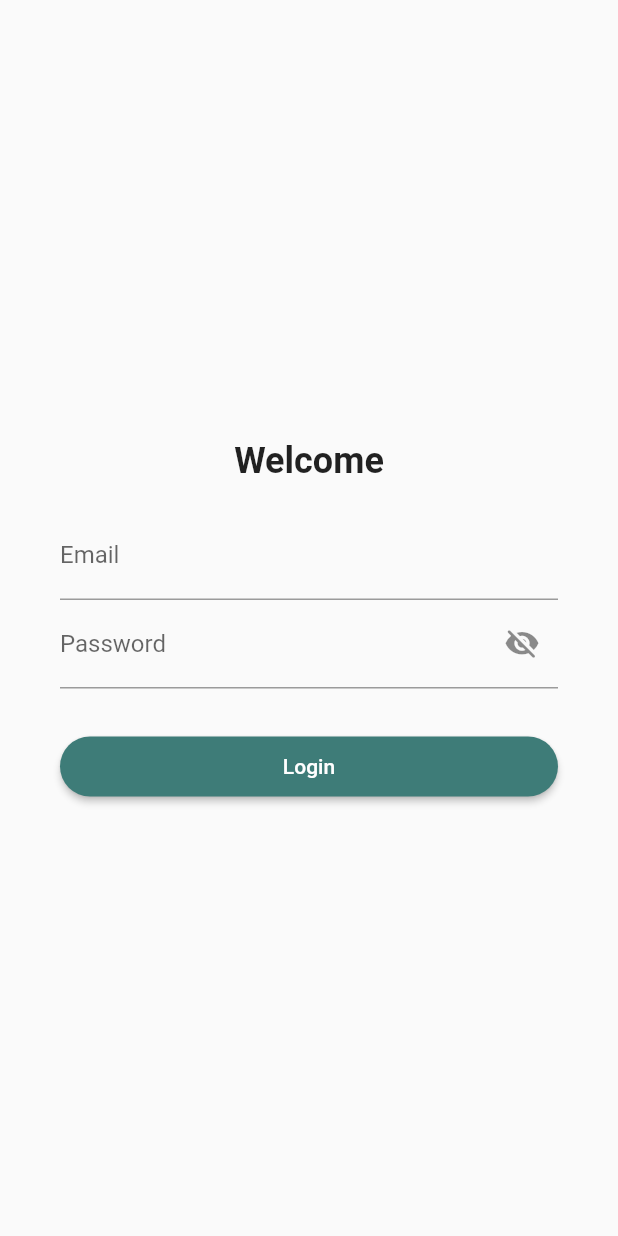
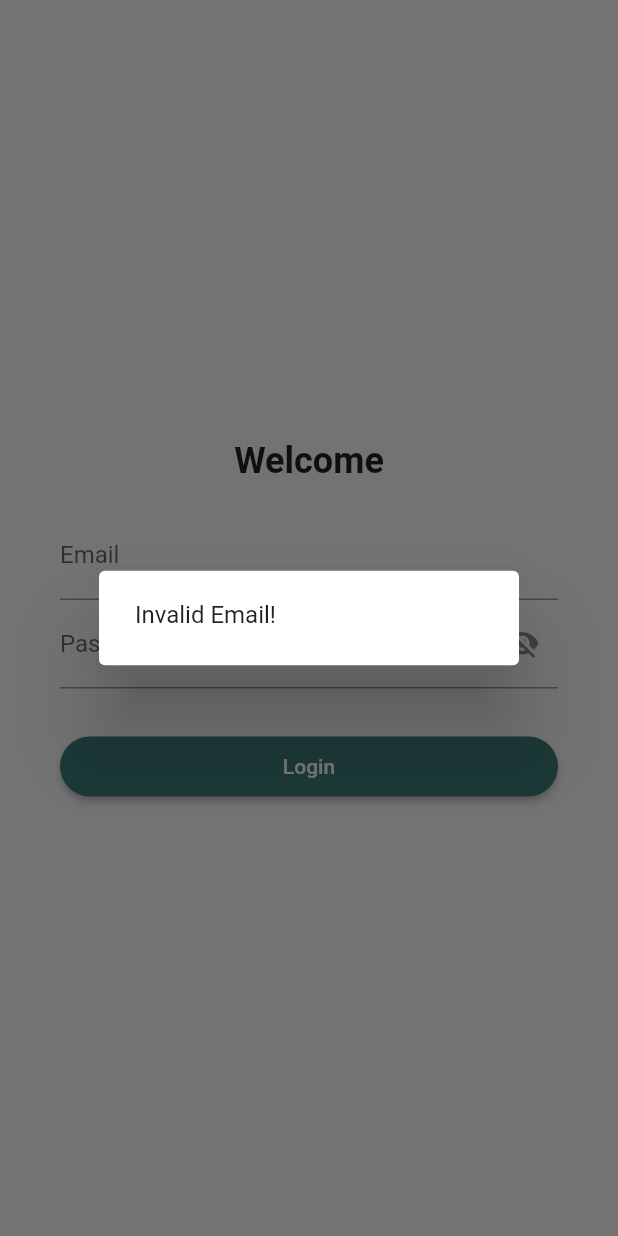
Before and after one commit to Alastier07/personal_finance_tracker, a Flutter app: the screen it shows after launch, after a tap on "Login", on a phone screen of 412 x 824 dp. Run offline on Flutter 3.47's test engine with Material 3 defaults, Android fonts, the phone set to English and light mode, and no system bars; our stand-ins replace equatable, firebase_auth, firebase_core, fl_chart, flutter_bloc; accounts and stored records are empty.

Commit message:
feature: login and logout

```diff
--- a/lib/app_navigator.dart
+++ b/lib/app_navigator.dart
@@ -11,26 +11,22 @@ class AppNavigator extends StatelessWidget {
 
   @override
   Widget build(BuildContext context) {
-    return BlocListener<AuthBloc, AuthState>(
-      listener: (context, state) {
-        if (state is Authenticated) {
-          Navigator.of(context).pushNamedAndRemoveUntil(
-            HomeScreen.routeName,
-            (route) => false,
+    return BlocBuilder<AuthBloc, AuthState>(
+      builder: (context, state) {
+        if (state is AuthInitial) {
+          return const Scaffold(
+            body: Center(
+              child: CircularProgressIndicator(),
+            ),
           );
+        } else if (state is Authenticated) {
+          return const HomeScreen();
         } else if (state is Unauthenticated) {
-          Navigator.of(context).pushNamedAndRemoveUntil(
-            LoginScreen.routeName,
-            (route) => false,
-          );
+          return const LoginScreen();
         }
+
+        return Container();
       },
-      // Splash Screen
-      child: const Scaffold(
-        body: Center(
-          child: CircularProgressIndicator(),
-        ),
-      ),
     );
   }
 }
--- a/lib/blocs/auth/auth_bloc.dart
+++ b/lib/blocs/auth/auth_bloc.dart
@@ -18,6 +18,10 @@ class AuthBloc extends Bloc<AuthEvent, AuthState> {
       }
     });
 
+    on<LoggedIn>((event, emit) async {
+      emit(Authenticated());
+    });
+
     on<LoggedOut>((event, emit) async {
       await authRepository.logout();
       emit(Unauthenticated());
--- a/lib/blocs/auth/auth_event.dart
+++ b/lib/blocs/auth/auth_event.dart
@@ -2,4 +2,6 @@ abstract class AuthEvent {}
 
 class AppStarted extends AuthEvent {}
 
+class LoggedIn extends AuthEvent {}
+
 class LoggedOut extends AuthEvent {}
--- /dev/null
+++ b/lib/blocs/login/login_bloc.dart
@@ -0,0 +1,48 @@
+import 'package:flutter_bloc/flutter_bloc.dart';
+
+import '../../data/repository/auth_repository.dart';
+import 'login_event.dart';
+import 'login_state.dart';
+
+class LoginBloc extends Bloc<LoginEvent, LoginState> {
+  final AuthRepository authRepository;
+
+  LoginBloc({
+    required this.authRepository,
+  }) : super(LoginInitial()) {
+    on<LoginWithEmailPassword>(
+      (event, emit) async {
+        if (!event.isValidEmail) {
+          emit(
+            LoginFailure(errorMessage: 'Invalid Email!'),
+          );
+          return;
+        }
+
+        if (!event.isValidPassword) {
+          emit(
+            LoginFailure(errorMessage: 'Invalid Password!'),
+          );
+          return;
+        }
+
+        emit(LoginLoading());
+
+        try {
+          await authRepository.login(
+            email: event.email,
+            password: event.password,
+          );
+
+          emit(LoginSuccess());
+        } catch (error) {
+          emit(LoginStopLoading());
+          print(error);
+          emit(
+            LoginFailure(errorMessage: 'Login Failed!'),
+          );
+        }
+      },
+    );
+  }
+}
--- /dev/null
+++ b/lib/blocs/login/login_event.dart
@@ -0,0 +1,16 @@
+abstract class LoginEvent {
+  const LoginEvent();
+}
+
+class LoginWithEmailPassword extends LoginEvent {
+  final String email;
+  final String password;
+
+  const LoginWithEmailPassword({
+    required this.email,
+    required this.password,
+  });
+
+  bool get isValidEmail => email.contains('@');
+  bool get isValidPassword => password.length >= 8;
+}
--- /dev/null
+++ b/lib/blocs/login/login_state.dart
@@ -0,0 +1,20 @@
+import 'package:equatable/equatable.dart';
+
+abstract class LoginState extends Equatable {
+  @override
+  List<Object> get props => [];
+}
+
+class LoginInitial extends LoginState {}
+
+class LoginLoading extends LoginState {}
+
+class LoginStopLoading extends LoginState {}
+
+class LoginSuccess extends LoginState {}
+
+class LoginFailure extends LoginState {
+  final String errorMessage;
+
+  LoginFailure({required this.errorMessage});
+}
--- a/lib/data/repository/auth_repository.dart
+++ b/lib/data/repository/auth_repository.dart
@@ -4,15 +4,20 @@ class AuthRepository {
   final firebaseAuthIntance = FirebaseAuth.instance;
 
   // Login
-  Future<bool> login({
+  Future<void> login({
     required String email,
     required String password,
   }) async {
-    return true;
+    await FirebaseAuth.instance.signInWithEmailAndPassword(
+      email: email,
+      password: password,
+    );
   }
 
   // Logout
-  Future<void> logout() async {}
+  Future<void> logout() async {
+    await FirebaseAuth.instance.signOut();
+  }
 
   // Register
   Future<bool> register({
@@ -25,7 +30,7 @@ class AuthRepository {
   // Check if user is active
   Future<bool> isLogin() async {
     final user = firebaseAuthIntance.currentUser;
-    await Future.delayed(const Duration(seconds: 2)); // add delay
+    await Future.delayed(const Duration(seconds: 1)); // add delay
 
     if (user == null) {
       return false;
--- a/lib/finance_tracker_app.dart
+++ b/lib/finance_tracker_app.dart
@@ -5,6 +5,7 @@ import 'app_navigator.dart';
 import 'app_theme.dart';
 import 'blocs/auth/auth_bloc.dart';
 import 'blocs/auth/auth_event.dart';
+import 'blocs/login/login_bloc.dart';
 import 'screens/login_screen.dart';
 import 'screens/onboarding_screen.dart';
 import 'screens/profile_screen.dart';
@@ -22,6 +23,11 @@ class FinanceTrackerApp extends StatelessWidget {
             authRepository: RepositoryProvider.of(context),
           )..add(AppStarted()),
         ),
+        BlocProvider(
+          create: (context) => LoginBloc(
+            authRepository: RepositoryProvider.of(context),
+          ),
+        ),
       ],
       child: MaterialApp(
         // initialRoute: OnboardingScreen.routeName,
--- a/lib/screens/login_screen.dart
+++ b/lib/screens/login_screen.dart
@@ -1,14 +1,55 @@
 import 'package:flutter/material.dart';
+import 'package:flutter_bloc/flutter_bloc.dart';
 
-class LoginScreen extends StatelessWidget {
+import '../blocs/auth/auth_bloc.dart';
+import '../blocs/auth/auth_event.dart';
+import '../blocs/login/login_bloc.dart';
+import '../blocs/login/login_event.dart';
+import '../blocs/login/login_state.dart';
+import '../core/utils/dialog_utils.dart';
+import '../widgets/login/login_input_password_widget.dart';
+import 'home_screen.dart';
+
+class LoginScreen extends StatefulWidget {
   const LoginScreen({super.key});
 
   static const String routeName = '/login';
 
   @override
+  State<LoginScreen> createState() => _LoginScreenState();
+}
+
+class _LoginScreenState extends State<LoginScreen> {
+  final TextEditingController emailController = TextEditingController();
+  final TextEditingController passwordController = TextEditingController();
+
+  @override
+  void dispose() {
+    super.dispose();
+    emailController.dispose();
+    passwordController.dispose();
+  }
+
+  @override
   Widget build(BuildContext context) {
     return GestureDetector(
       onTap: () => FocusManager.instance.primaryFocus?.unfocus(),
+      child: BlocListener<LoginBloc, LoginState>(
+        listener: (context, state) {
+          if (state is LoginLoading) {
+            showLoadingDialog(context);
+          } else if (state is LoginStopLoading) {
+            hideDialog(context);
+          } else if (state is LoginSuccess) {
+            context.read<AuthBloc>().add(LoggedIn());
+            Navigator.of(context).pushNamedAndRemoveUntil(
+              HomeScreen.routeName,
+              (route) => false,
+            );
+          } else if (state is LoginFailure) {
+            showErrorDialog(context, state.errorMessage);
+          }
+        },
         child: Scaffold(
           body: Center(
             child: Padding(
@@ -28,27 +69,25 @@ class LoginScreen extends StatelessWidget {
                     child: Column(
                       children: [
                         TextFormField(
+                          controller: emailController,
                           decoration: const InputDecoration(
                             label: Text('Email'),
                           ),
                           keyboardType: TextInputType.emailAddress,
                         ),
-                      TextFormField(
-                        decoration: InputDecoration(
-                          label: const Text('Password'),
-                          suffixIcon: IconButton(
-                            onPressed: () {},
-                            icon: const Icon(Icons.visibility_off_rounded),
-                          ),
-                        ),
-                        keyboardType: TextInputType.visiblePassword,
-                      ),
+                        LoginInputPasswordWidget(
+                            passwordController: passwordController),
                         const SizedBox(height: 32),
                         SizedBox(
                           width: double.infinity,
                           height: 40,
                           child: ElevatedButton(
-                          onPressed: () {},
+                            onPressed: () => context.read<LoginBloc>().add(
+                                  LoginWithEmailPassword(
+                                    email: emailController.text,
+                                    password: passwordController.text,
+                                  ),
+                                ),
                             child: const Text('Login'),
                           ),
                         ),
@@ -60,6 +99,7 @@ class LoginScreen extends StatelessWidget {
             ),
           ),
         ),
+      ),
     );
   }
 }
--- /dev/null
+++ b/lib/widgets/login/login_input_password_widget.dart
@@ -0,0 +1,38 @@
+import 'package:flutter/material.dart';
+
+class LoginInputPasswordWidget extends StatefulWidget {
+  final TextEditingController passwordController;
+
+  const LoginInputPasswordWidget({
+    super.key,
+    required this.passwordController,
+  });
+
+  @override
+  State<LoginInputPasswordWidget> createState() =>
+      _LoginInputPasswordWidgetState();
+}
+
+class _LoginInputPasswordWidgetState extends State<LoginInputPasswordWidget> {
+  bool _hidePassword = true;
+
+  @override
+  Widget build(BuildContext context) {
+    return TextFormField(
+      controller: widget.passwordController,
+      obscureText: _hidePassword,
+      decoration: InputDecoration(
+        label: const Text('Password'),
+        suffixIcon: IconButton(
+          onPressed: () {
+            setState(() {
+              _hidePassword = _hidePassword ? false : true;
+            });
+          },
+          icon: const Icon(Icons.visibility_off_rounded),
+        ),
+      ),
+      keyboardType: TextInputType.visiblePassword,
+    );
+  }
+}
```
Also changed, not shown: lib/core/utils/dialog_utils.dart (added, +26 -0 lines), lib/screens/profile_screen.dart (+19 -2 lines). Lines whose indentation alone changed are shown as unchanged.
